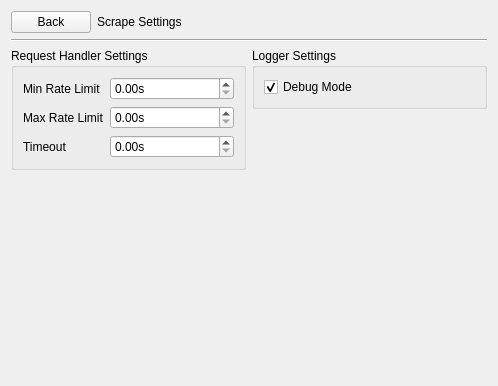
The window that src/app/ui/SettingsMenu.ui (caden-maxwell/nhtsa-scrape) describes before a commit, drawn with Qt 5.
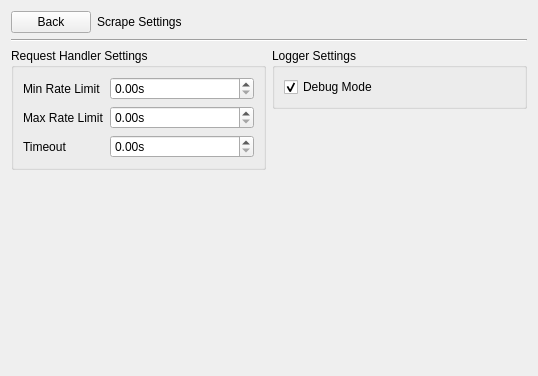
The same window after the commit.

Diff of the .ui file:
```diff
--- a/src/app/ui/SettingsMenu.ui
+++ b/src/app/ui/SettingsMenu.ui
@@ -6,8 +6,8 @@
    <rect>
     <x>0</x>
     <y>0</y>
-    <width>498</width>
-    <height>386</height>
+    <width>538</width>
+    <height>376</height>
    </rect>
   </property>
   <property name="windowTitle">
```
Left out of the diff: 4 changed lines with no effect on the pictures.
